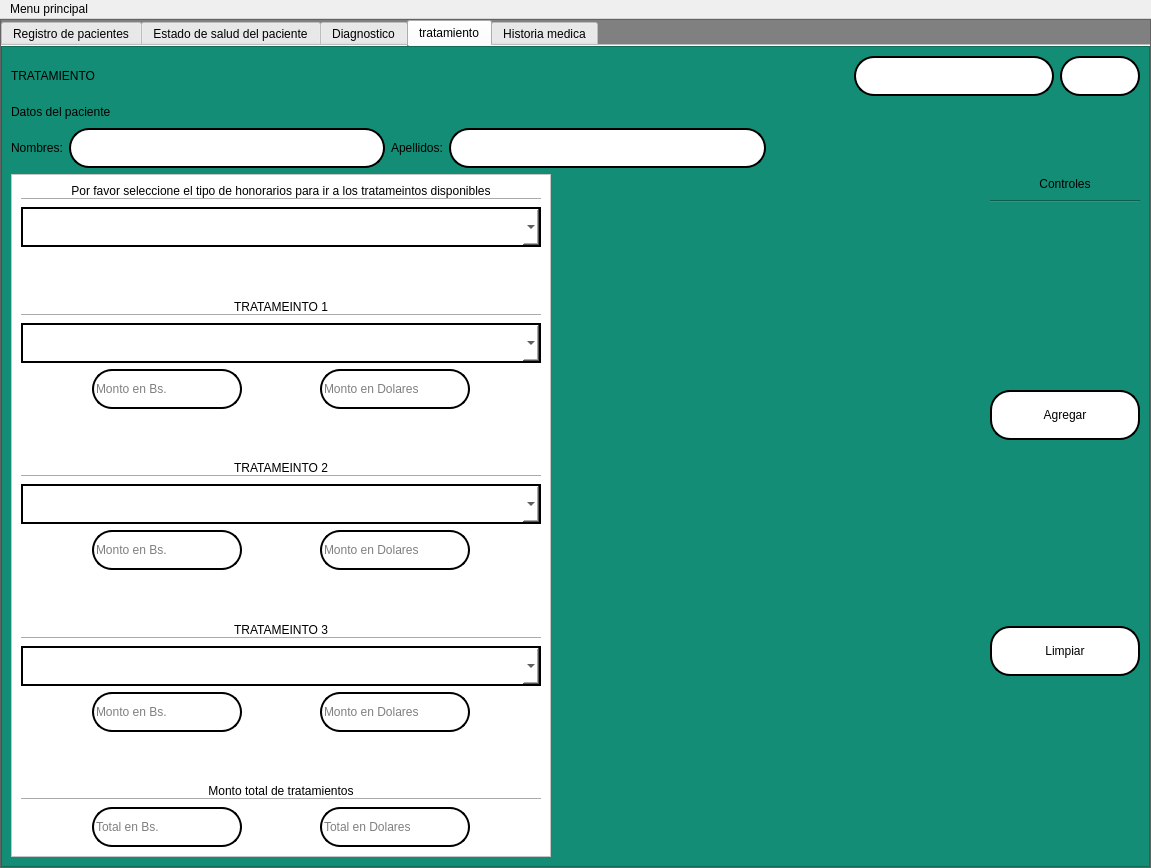
First picture: the form in interfaces/History.ui, repository Reinaldito04/App-Consultas-y-Historias-Medicas, before the edit.
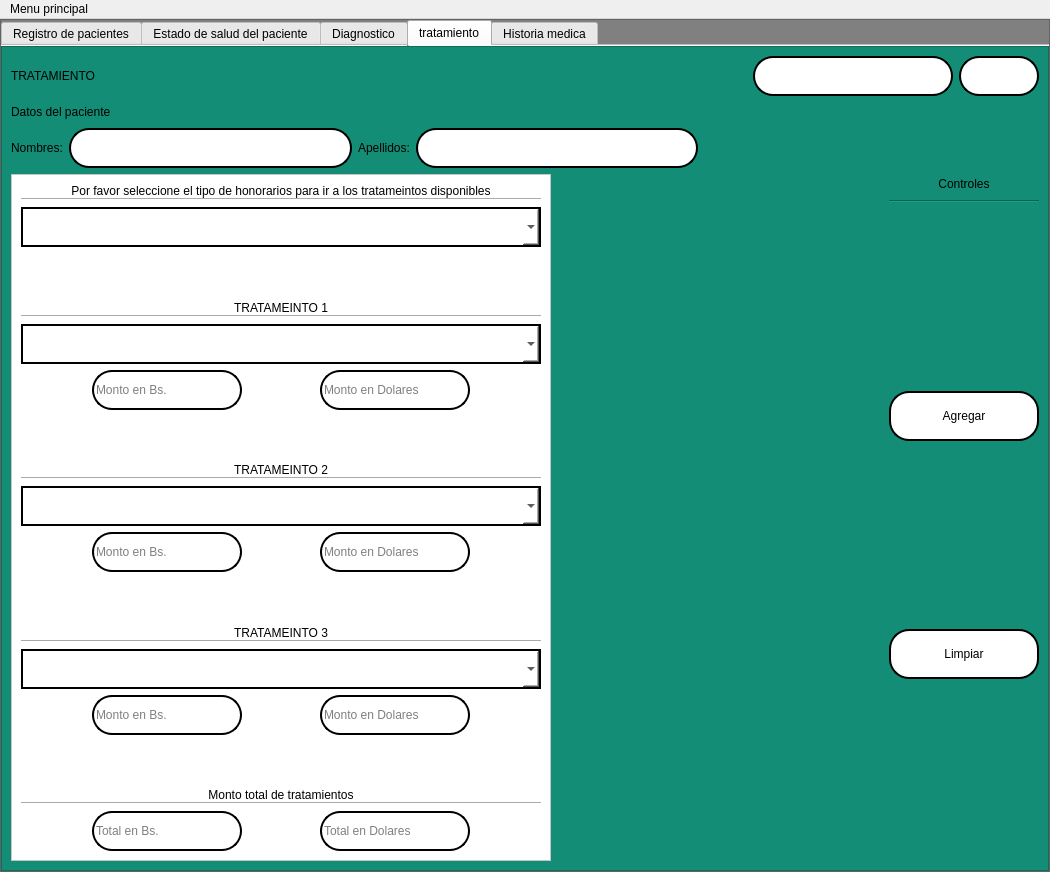
Second picture: the form after the edit. Icons and pictures are not drawn.

Commit message: COMBOBOX LISTAS, FALTA NAMAS CONECTAR CON MONTOS

Patch:
```diff
--- a/interfaces/History.ui
+++ b/interfaces/History.ui
@@ -6,8 +6,8 @@
    <rect>
     <x>0</x>
     <y>0</y>
-    <width>1151</width>
-    <height>868</height>
+    <width>1050</width>
+    <height>872</height>
    </rect>
   </property>
   <property name="minimumSize">
@@ -3307,7 +3307,7 @@
     <rect>
      <x>0</x>
      <y>0</y>
-     <width>1151</width>
+     <width>1050</width>
      <height>21</height>
     </rect>
    </property>
```
Left out of the diff: 3 changed lines with no effect on the pictures. The commit also changes 1 other file.
